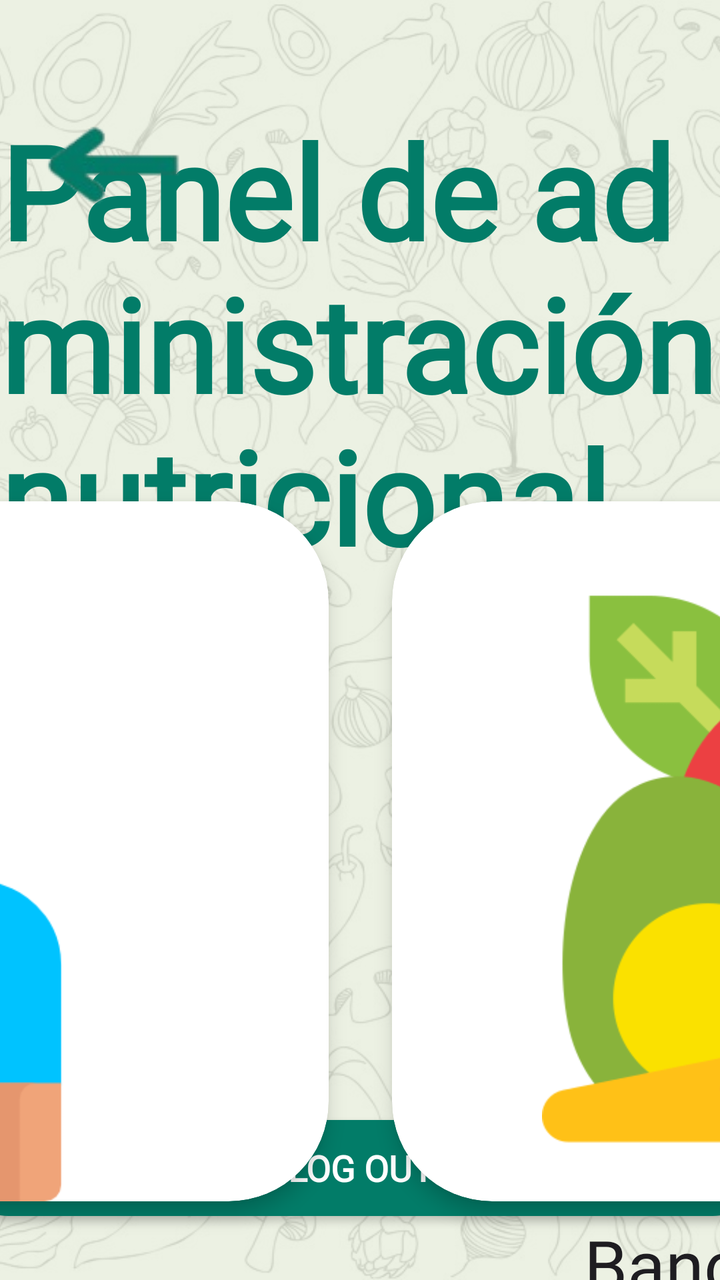
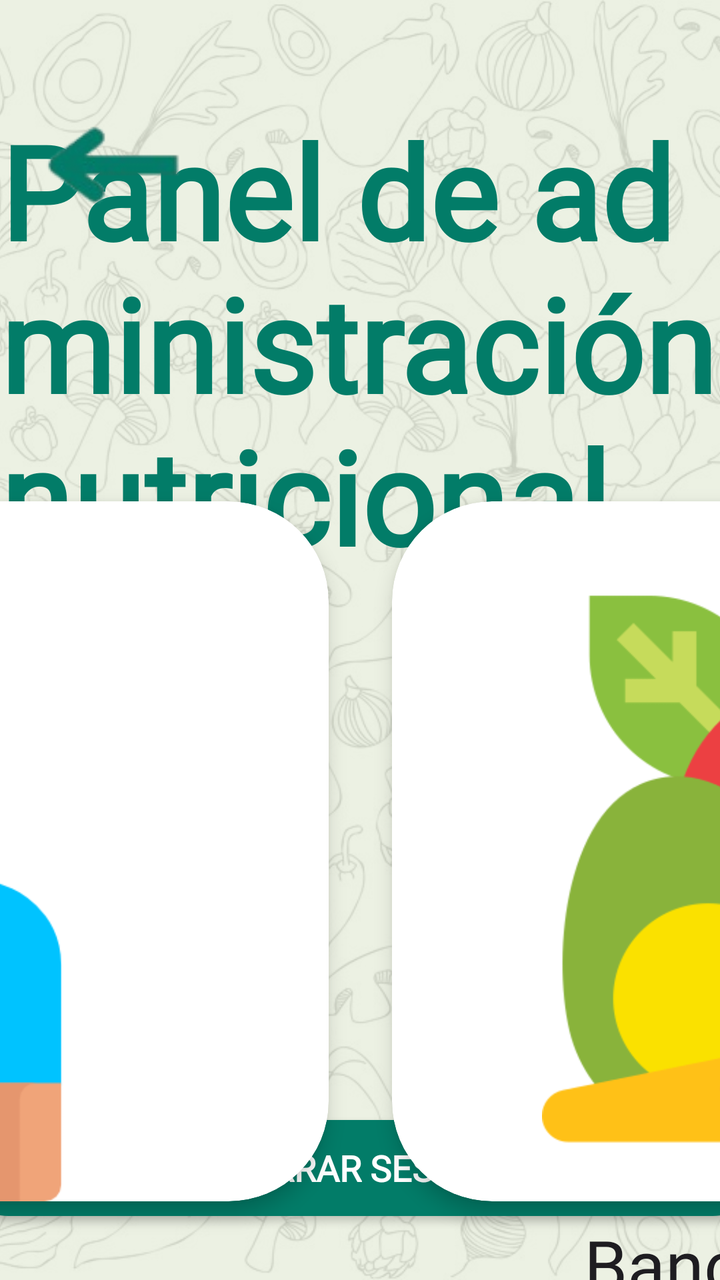

Before-and-after screenshots of an Android layout around one commit, followed by the original layout XML and the change that was made.
<!-- AndroidManifest.xml: application theme Theme.DietaAlPlato -->
<!-- res/layout/activity_inicio_usuario.xml -->
<?xml version="1.0" encoding="utf-8"?>
<androidx.constraintlayout.widget.ConstraintLayout xmlns:android="http://schemas.android.com/apk/res/android"
    xmlns:app="http://schemas.android.com/apk/res-auto"
    xmlns:tools="http://schemas.android.com/tools"
    android:id="@+id/main"
    android:background="#E9EFDF"
    android:layout_width="match_parent"
    android:layout_height="match_parent"
    tools:context=".InicioUsuarioActivity">

    
    <ImageView
        android:id="@+id/fondo"
        android:layout_width="0dp"
        android:layout_height="0dp"
        android:scaleType="centerCrop"
        android:contentDescription="Fondo"
        app:srcCompat="@drawable/fondo_android"
        app:layout_constraintTop_toTopOf="parent"
        app:layout_constraintBottom_toBottomOf="parent"
        app:layout_constraintStart_toStartOf="parent"
        app:layout_constraintEnd_toEndOf="parent" />

    
    <View
        android:id="@+id/velo"
        android:layout_width="0dp"
        android:layout_height="0dp"
        android:background="#DDE9EFDF"
        app:layout_constraintTop_toTopOf="parent"
        app:layout_constraintBottom_toBottomOf="parent"
        app:layout_constraintStart_toStartOf="parent"
        app:layout_constraintEnd_toEndOf="parent" />

    


    
    <TextView
        android:id="@+id/titulo_textview"
        android:layout_width="wrap_content"
        android:layout_height="wrap_content"
        android:layout_marginTop="52dp"
        android:fontFamily="@font/lily_script_one"
        android:textStyle="bold"
        android:textAllCaps="false"
        android:textColor="#027C68"
        android:text="Panel de administración nutricional"
        android:textSize="65sp"
        app:layout_constraintEnd_toEndOf="parent"
        app:layout_constraintHorizontal_bias="0.501"
        app:layout_constraintStart_toStartOf="parent"
        app:layout_constraintTop_toTopOf="parent" />

    <androidx.cardview.widget.CardView
        android:id="@+id/card_pacientes"
        android:layout_width="500dp"
        android:layout_height="350dp"
        app:cardCornerRadius="50dp"
        app:cardElevation="6dp"
        app:layout_constraintWidth_percent="0.4"
        app:layout_constraintHeight_percent="0.4"
        app:layout_constraintTop_toBottomOf="@id/titulo_textview"
        app:layout_constraintStart_toStartOf="parent"
        app:layout_constraintEnd_toStartOf="@+id/card_alimentos"
        app:layout_constraintBottom_toTopOf="@+id/logout_button"
        android:layout_margin="16dp">

        <ImageButton
            android:id="@+id/iconoPacientes_imagebutton"
            android:layout_width="500dp"
            android:layout_height="match_parent"
            android:background="@null"
            android:onClick="onClickPatient"
            android:scaleType="fitCenter"
            app:srcCompat="@drawable/icono_pacientes" />
    </androidx.cardview.widget.CardView>

    

    <ImageButton
        android:id="@+id/return_button"
        android:layout_width="110dp"
        android:layout_height="99dp"
        android:layout_marginTop="28dp"
        android:backgroundTint="#00FFFFFF"
        android:onClick="onClickBackNavigation"
        app:layout_constraintEnd_toEndOf="parent"
        app:layout_constraintHorizontal_bias="0.005"
        app:layout_constraintStart_toStartOf="parent"
        app:layout_constraintTop_toTopOf="parent"
        app:srcCompat="@drawable/gobacksinfondo" />

    <androidx.cardview.widget.CardView
        android:id="@+id/card_alimentos"
        android:layout_width="500dp"
        android:layout_height="350dp"
        app:cardCornerRadius="50dp"
        app:cardElevation="6dp"
        app:layout_constraintWidth_percent="0.4"
        app:layout_constraintHeight_percent="0.4"
        app:layout_constraintTop_toBottomOf="@id/titulo_textview"
        app:layout_constraintStart_toEndOf="@id/card_pacientes"
        app:layout_constraintEnd_toEndOf="parent"
        app:layout_constraintBottom_toTopOf="@+id/logout_button"
        android:layout_margin="16dp">

        <ImageButton
            android:id="@+id/iconoAlimentos_imagebutton"
            android:layout_width="500dp"
            android:layout_height="match_parent"
            android:background="@null"
            android:onClick="onClickAlimentos"
            android:scaleType="fitCenter"
            app:srcCompat="@drawable/icono_alimentos" />
    </androidx.cardview.widget.CardView>

    
    <TextView
        android:id="@+id/pacientes_textview"
        android:layout_width="wrap_content"
        android:layout_height="wrap_content"
        android:layout_marginTop="20dp"
        android:fontFamily="@font/lily_script_one"
        android:text="Pacientes"
        android:textColor="#1E1D21"
        android:textSize="35sp"
        android:textStyle="normal"
        app:layout_constraintEnd_toEndOf="@id/card_pacientes"
        app:layout_constraintStart_toStartOf="@id/card_pacientes"
        app:layout_constraintTop_toBottomOf="@id/card_pacientes" />

    
    <TextView
        android:id="@+id/alimentos_textview"
        android:layout_width="wrap_content"
        android:layout_height="wrap_content"
        android:layout_marginTop="8dp"
        android:fontFamily="@font/lily_script_one"
        android:text="Banco de alimentos"
        android:textAllCaps="false"
        android:textColor="#1E1D21"
        android:textSize="35sp"
        android:textStyle="normal"
        app:layout_constraintEnd_toEndOf="@id/card_alimentos"
        app:layout_constraintStart_toStartOf="@id/card_alimentos"
        app:layout_constraintTop_toBottomOf="@id/card_alimentos" />

    
    <androidx.appcompat.widget.AppCompatButton
        android:id="@+id/logout_button"
        android:layout_width="400dp"
        android:layout_height="wrap_content"
        android:layout_marginTop="16dp"
        android:layout_marginBottom="32dp"
        android:background="@drawable/esquinas_redondeadas_boton_verde"
        android:fontFamily="@font/alfa_slab_one"
        android:onClick="onClickCloseSesion"
        android:text="@string/log_out"
        android:textColor="@android:color/white"
        android:textSize="18sp"
        android:textStyle="bold"
        app:layout_constraintBottom_toBottomOf="parent"
        app:layout_constraintEnd_toEndOf="parent"
        app:layout_constraintStart_toStartOf="parent"
        app:layout_constraintTop_toBottomOf="@id/alimentos_textview"
        app:layout_constraintVertical_bias="1.0"
        app:layout_constraintWidth_percent="0.5" />
</androidx.constraintlayout.widget.ConstraintLayout>
<!-- resources referenced by this layout -->
<resources>
  <!-- drawable esquinas_redondeadas_boton_verde (drawable) -->
  <shape xmlns:android="http://schemas.android.com/apk/res/android"
      android:shape="rectangle">
  
      <corners android:radius="24dp"/>
  
      <stroke android:width="1dip" android:color="#027C68"/>
  
      <solid android:color="#027C68" />
  </shape>
  <!-- drawable fondo_android: png bitmap (drawable, 156043 bytes) -->
  <!-- drawable gobacksinfondo: png bitmap (drawable, 8881 bytes) -->
  <!-- drawable icono_alimentos: png bitmap (drawable, 28980 bytes) -->
  <!-- drawable icono_pacientes: png bitmap (drawable, 15866 bytes) -->
  <string name="log_out">Log out</string>
  <style name="Theme.DietaAlPlato" parent="Theme.MaterialComponents.DayNight.DarkActionBar">
          
          <item name="colorPrimary">@color/purple_500</item>
          <item name="colorPrimaryVariant">@color/purple_700</item>
          <item name="colorOnPrimary">@color/white</item>
          
          <item name="colorSecondary">@color/teal_200</item>
          <item name="colorSecondaryVariant">@color/teal_700</item>
          <item name="colorOnSecondary">@color/black</item>
          
          <item name="android:statusBarColor">?attr/colorPrimaryVariant</item>
          
          <item name="windowActionBar">false</item>
          <item name="windowNoTitle">true</item>
  
      </style>
  <color name="purple_500">#FF6200EE</color>
  <color name="purple_700">#FF3700B3</color>
  <color name="white">#FFFFFFFF</color>
  <color name="teal_200">#FF03DAC5</color>
  <color name="teal_700">#FF018786</color>
  <color name="black">#FF000000</color>
</resources>

<!-- the commit's change to res/layout/activity_inicio_usuario.xml (unified diff, before → after) -->
@@ -156,7 +156,7 @@
         android:background="@drawable/esquinas_redondeadas_boton_verde"
         android:fontFamily="@font/alfa_slab_one"
         android:onClick="onClickCloseSesion"
-        android:text="@string/log_out"
+        android:text="CERRAR SESIÓN"
         android:textColor="@android:color/white"
         android:textSize="18sp"
         android:textStyle="bold"
<!-- resource entries referenced after the edit -->
@@ -14,7 +14,6 @@
   <!-- drawable gobacksinfondo: png bitmap (drawable, 8881 bytes) -->
   <!-- drawable icono_alimentos: png bitmap (drawable, 28980 bytes) -->
   <!-- drawable icono_pacientes: png bitmap (drawable, 15866 bytes) -->
-  <string name="log_out">Log out</string>
   <style name="Theme.DietaAlPlato" parent="Theme.MaterialComponents.DayNight.DarkActionBar">
           
           <item name="colorPrimary">@color/purple_500</item>
